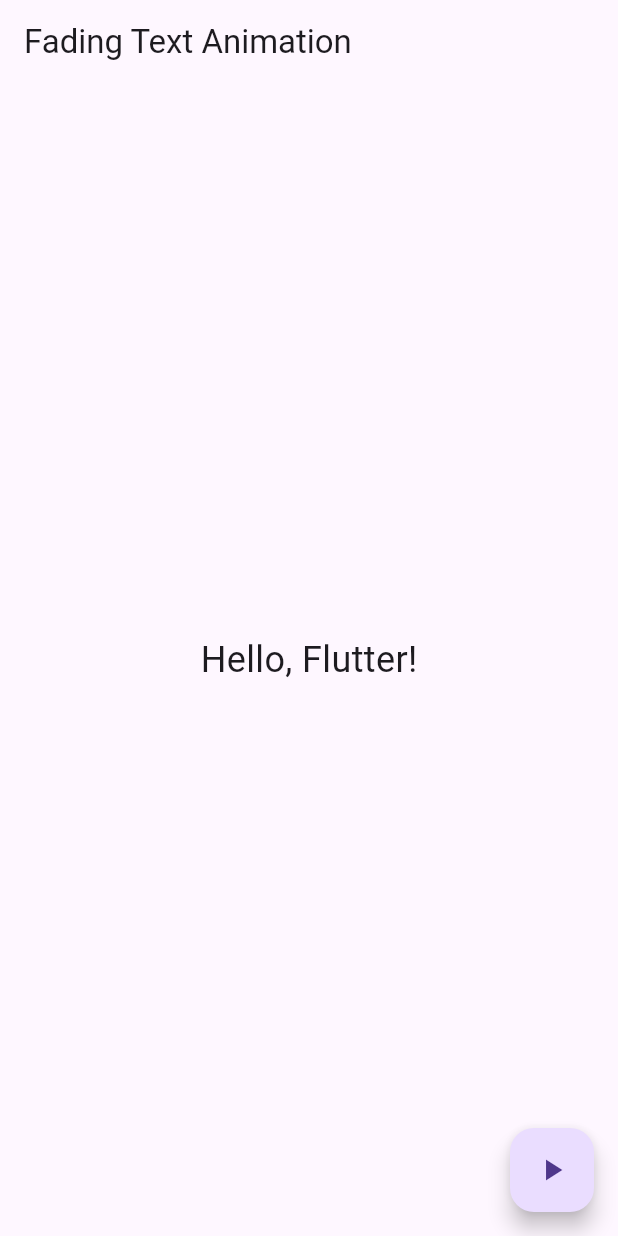
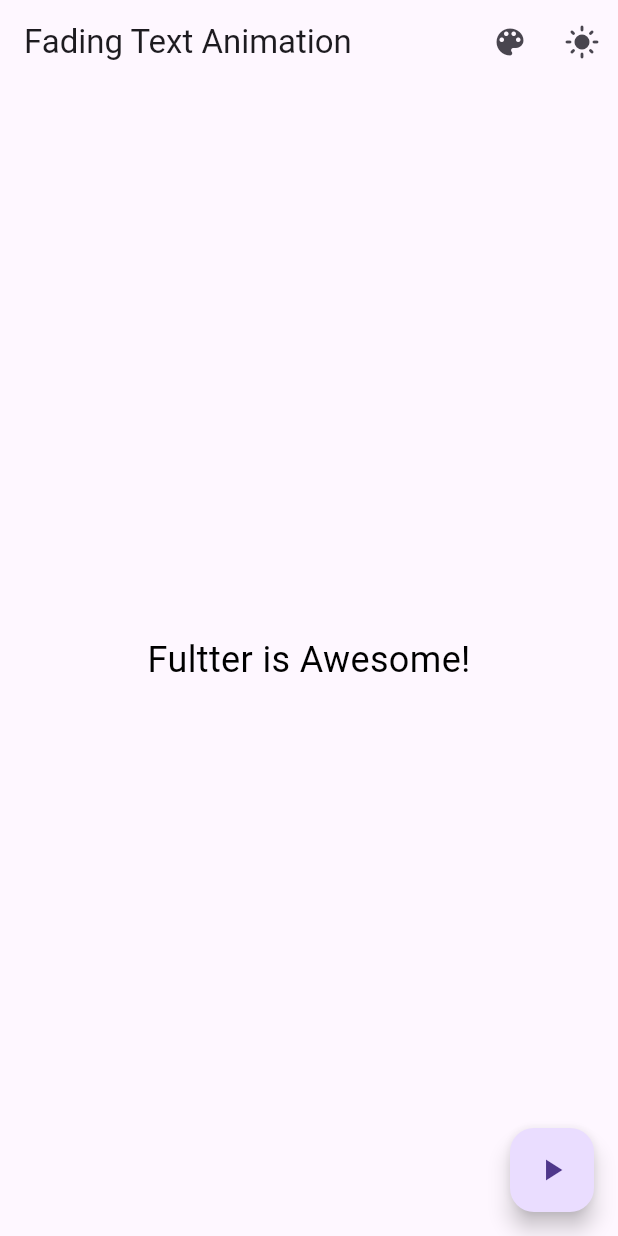
Before and after one commit to Shawnm-MAD/fadetext_animation_app, a Flutter app: the screen it shows after launch, on a phone screen of 412 x 824 dp. Run offline on Flutter 3.47's test engine with Material 3 defaults, Android fonts, the phone set to English and light mode, and no system bars; our stand-ins replace flutter_colorpicker.

Commit message:
Fixed indentations and modify animation with different durations, curves, and text content

```diff
--- a/lib/main.dart
+++ b/lib/main.dart
@@ -1,39 +1,113 @@
 import 'package:flutter/material.dart';
+import 'package:flutter_colorpicker/flutter_colorpicker.dart';
+
 void main() {
   runApp(MyApp());
 }
-class MyApp extends StatelessWidget {
+
+class MyApp extends StatefulWidget {
+  @override
+  _MyAppState createState() => _MyAppState();
+}
+
+class _MyAppState extends State<MyApp> {
+  bool _isDarkMode = false;
+
+  void toggleTheme() {
+    setState(() {
+      _isDarkMode = !_isDarkMode;
+    });
+  }
+
   @override
   Widget build(BuildContext context) {
     return MaterialApp(
-home: FadingTextAnimation(),
+      theme: _isDarkMode ? ThemeData.dark() : ThemeData.light(),
+      home: FadingTextAnimation(
+        toggleTheme: toggleTheme,
+        isDarkMode: _isDarkMode,
+      ),
     );
   }
 }
+
 class FadingTextAnimation extends StatefulWidget {
+  final VoidCallback toggleTheme;
+  final bool isDarkMode;
+
+  FadingTextAnimation({required this.toggleTheme, required this.isDarkMode});
+
   @override
   _FadingTextAnimationState createState() => _FadingTextAnimationState();
 }
+
 class _FadingTextAnimationState extends State<FadingTextAnimation> {
   bool _isVisible = true;
+  Color _textColor = Colors.black;
+
   void toggleVisibility() {
     setState(() {
       _isVisible = !_isVisible;
     });
   }
+
+  void changeTextColor(Color color) {
+    setState(() {
+      _textColor = color;
+    });
+  }
+
+  void showColorPickerDialog() {
+    showDialog(
+      context: context,
+      builder: (context) {
+        return AlertDialog(
+          title: Text("Pick a text color"),
+          content: SingleChildScrollView(
+            child: ColorPicker(
+              pickerColor: _textColor,
+              onColorChanged: changeTextColor,
+              showLabel: false,
+              enableAlpha: false,
+            ),
+          ),
+          actions: [
+            TextButton(
+              child: Text("Select"),
+              onPressed: () {
+                Navigator.of(context).pop();
+              },
+            ),
+          ],
+        );
+      },
+    );
+  }
+
   @override
   Widget build(BuildContext context) {
     return Scaffold(
       appBar: AppBar(
         title: Text('Fading Text Animation'),
+        actions: [
+          IconButton(
+            icon: Icon(Icons.color_lens),
+            onPressed: showColorPickerDialog,
+          ),
+          IconButton(
+            icon: Icon(widget.isDarkMode ? Icons.dark_mode : Icons.light_mode),
+            onPressed: widget.toggleTheme,
+          ),
+        ],
       ),
       body: Center(
         child: AnimatedOpacity(
           opacity: _isVisible ? 1.0 : 0.0,
-duration: Duration(seconds: 1),
+          duration: Duration(seconds: 2),
+          curve: Curves.easeInOut, // Adding a curve for smoother animation
           child: Text(
-'Hello, Flutter!',
-style: TextStyle(fontSize: 24),
+            'Fultter is Awesome!',
+            style: TextStyle(fontSize: 24, color: _textColor),
           ),
         ),
       ),
```
Lines whose indentation alone changed are shown as unchanged.
